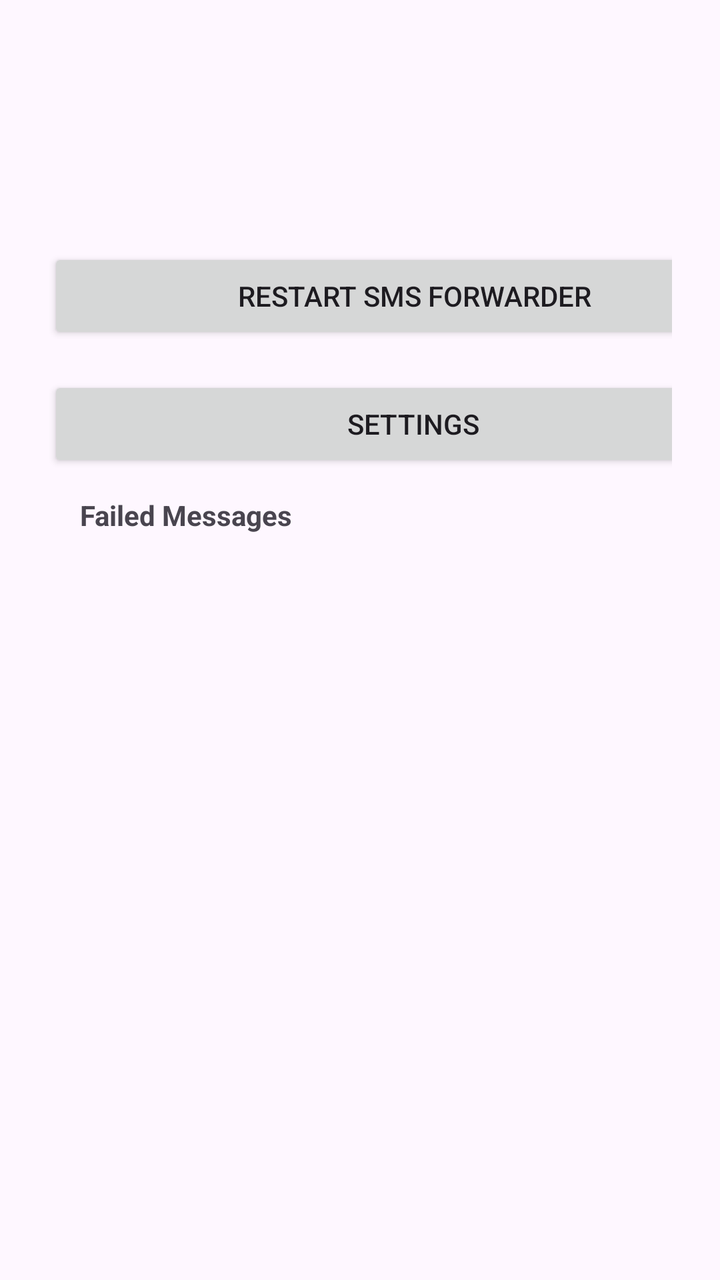
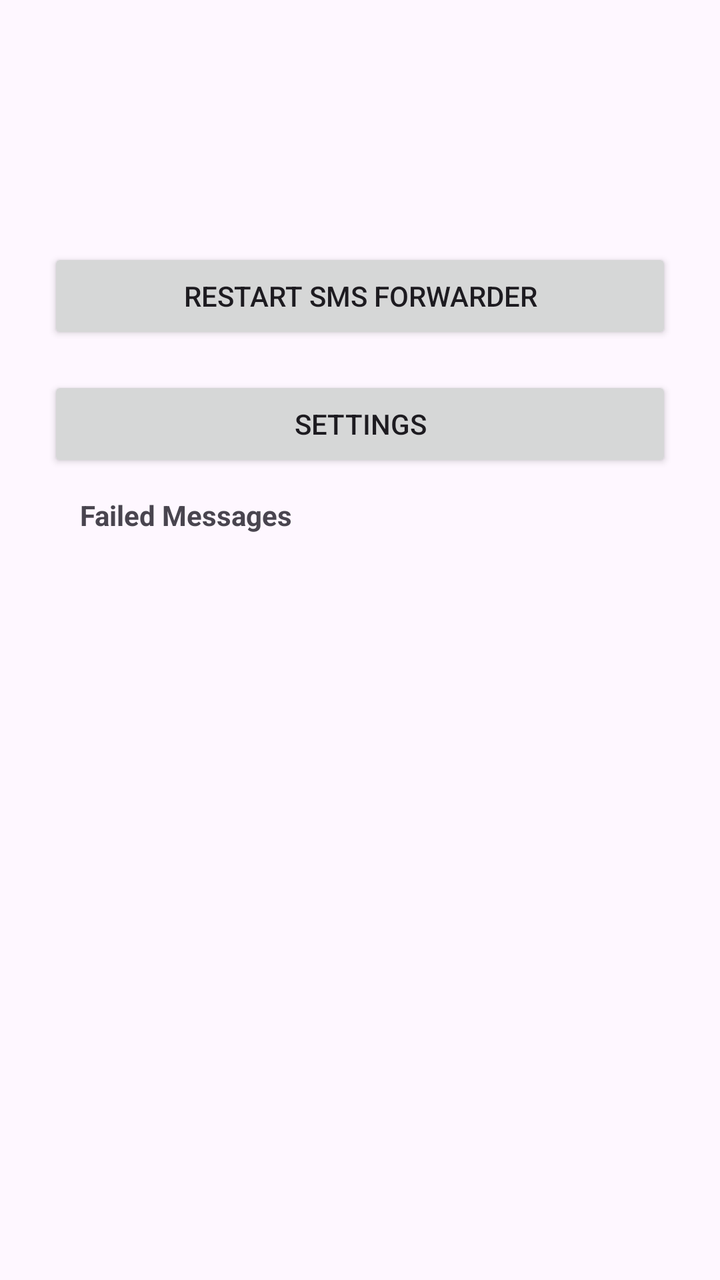

Two renders of the same Android screen: before a commit and after it. Below are the layout's source before the change and the commit's diff.
<!-- AndroidManifest.xml: activity theme Theme.Material3.DayNight.NoActionBar -->
<!-- res/layout/activity_main.xml -->
<LinearLayout xmlns:android="http://schemas.android.com/apk/res/android"
    android:layout_width="match_parent"
    android:layout_height="match_parent"
    android:orientation="vertical"
    android:padding="24dp">

    <Button
        android:id="@+id/btnStartService"
        android:layout_width="366dp"
        android:layout_height="wrap_content"
        android:layout_marginTop="100dp"
        android:text="Restart SMS Forwarder" />

    <Button
        android:id="@+id/btnSettings"
        android:layout_width="365dp"
        android:layout_height="wrap_content"
        android:layout_marginTop="16dp"
        android:text="Settings" />

    <TextView
        android:id="@+id/tvFailedLabel"
        android:layout_width="match_parent"
        android:layout_height="wrap_content"
        android:text="Failed Messages"
        android:textStyle="bold"
        android:paddingStart="16dp"
        android:paddingTop="12dp"
        android:paddingBottom="4dp" />

    <ListView
        android:id="@+id/listFailedMessages"
        android:layout_width="match_parent"
        android:layout_height="0dp"
        android:layout_weight="1"
        android:divider="@android:color/darker_gray"
        android:dividerHeight="1dp" />

</LinearLayout>
<!-- resources referenced by this layout -->
<resources>

</resources>

<!-- the commit's change to res/layout/activity_main.xml (unified diff, before → after) -->
@@ -6,14 +6,14 @@
 
     <Button
         android:id="@+id/btnStartService"
-        android:layout_width="366dp"
+        android:layout_width="match_parent"
         android:layout_height="wrap_content"
         android:layout_marginTop="100dp"
         android:text="Restart SMS Forwarder" />
 
     <Button
         android:id="@+id/btnSettings"
-        android:layout_width="365dp"
+        android:layout_width="match_parent"
         android:layout_height="wrap_content"
         android:layout_marginTop="16dp"
         android:text="Settings" />
